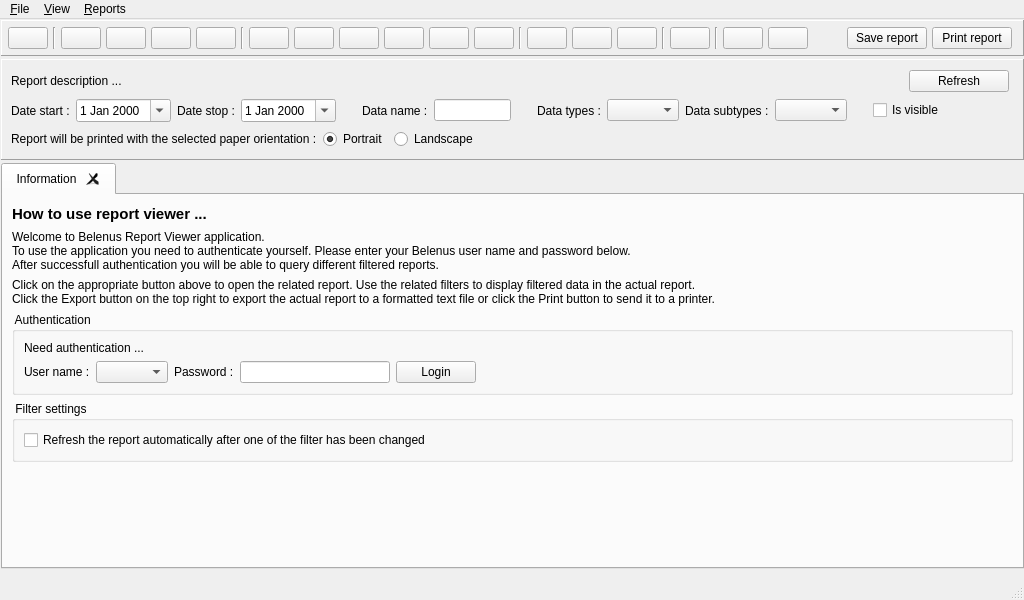
Before: the Qt Designer form viewer/wndmain.ui in tbikfalvi/Belenus, drawn with Qt 5.
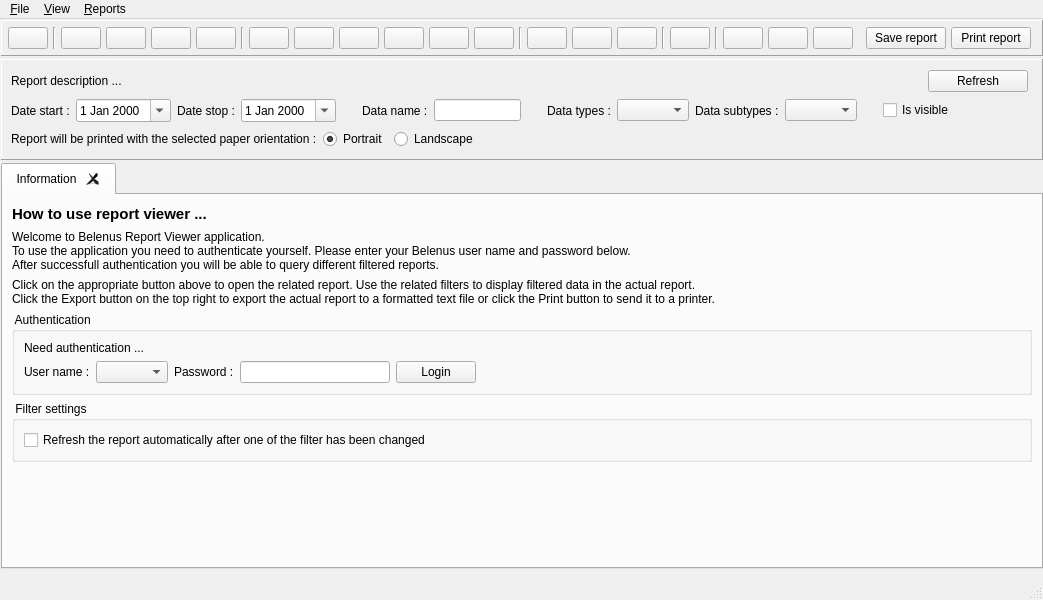
After: the same form once the commit is applied.

```diff
--- a/viewer/wndmain.ui
+++ b/viewer/wndmain.ui
@@ -6,7 +6,7 @@
    <rect>
     <x>0</x>
     <y>0</y>
-    <width>1024</width>
+    <width>1043</width>
     <height>600</height>
    </rect>
   </property>
@@ -418,6 +418,25 @@
          </property>
         </widget>
        </item>
+       <item>
+        <widget class="QPushButton" name="pbDevicePatientDispersion">
+         <property name="toolTip">
+          <string>Summary of dispersion of the panel usages per patients</string>
+         </property>
+         <property name="text">
+          <string/>
+         </property>
+         <property name="iconSize">
+          <size>
+           <width>30</width>
+           <height>30</height>
+          </size>
+         </property>
+         <property name="checkable">
+          <bool>true</bool>
+         </property>
+        </widget>
+       </item>
        <item>
         <spacer name="horizontalSpacer">
          <property name="orientation">
@@ -910,8 +929,8 @@
     <rect>
      <x>0</x>
      <y>0</y>
-     <width>1024</width>
-     <height>21</height>
+     <width>1043</width>
+     <height>26</height>
     </rect>
    </property>
    <widget class="QMenu" name="menu_File">
```
Left out of the diff: 12 changed lines with no effect on the pictures.
